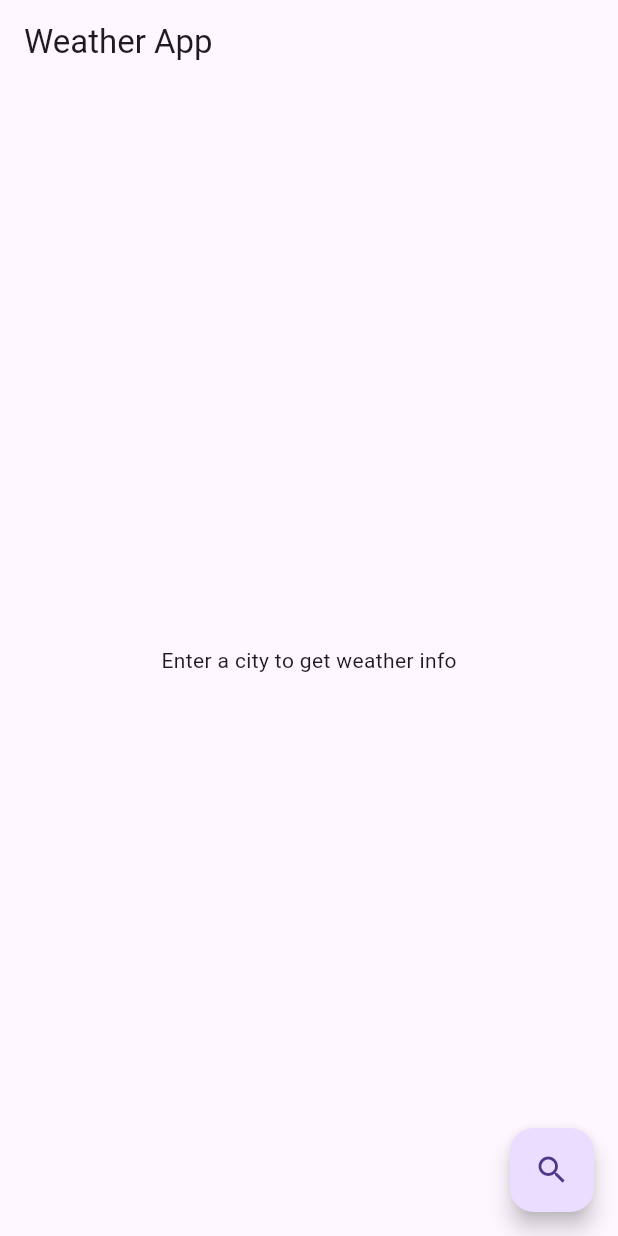
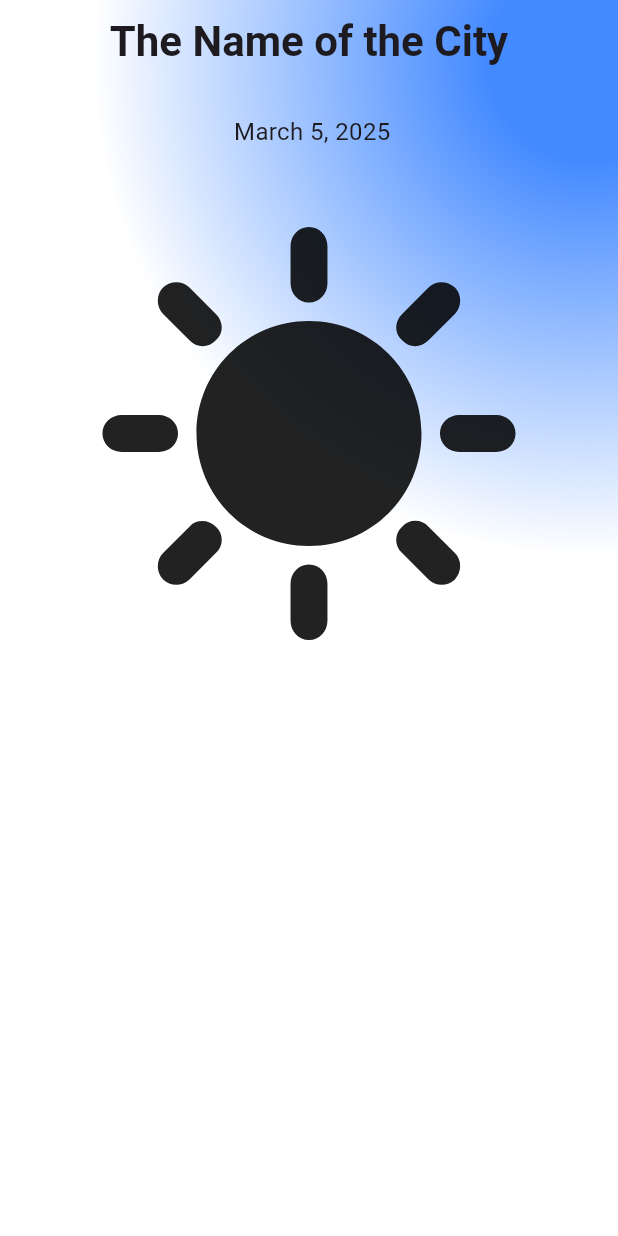
Before and after one commit to Mustafa-Mohamed26/weather_app, a Flutter app: the screen it shows after launch, on a phone screen of 412 x 824 dp. Run offline on Flutter 3.47's test engine with Material 3 defaults, Android fonts, the phone set to English and light mode, and no system bars; our stand-ins replace geocoding, geolocator, shared_preferences, sqflite; accounts and stored records are empty.

Commit message:
adding theme provider

```diff
--- a/lib/Pages/home_page.dart
+++ b/lib/Pages/home_page.dart
@@ -1,58 +1,123 @@
 import 'package:flutter/material.dart';
+import 'package:intl/intl.dart';
 import 'package:provider/provider.dart';
-import 'package:intl/intl.dart'; // Import intl package
-import '../providers/weather_provider.dart';
+import 'package:weather_app/Providers/theme_provider.dart';
 
 class HomeScreen extends StatelessWidget {
   const HomeScreen({super.key});
 
   @override
   Widget build(BuildContext context) {
-    final weatherProvider = Provider.of<WeatherProvider>(context);
+    final themeProvider = Provider.of<ThemeProvider>(context);
+    // Get the current date and format it
+    String formattedDate = DateFormat(' MMMM d, yyyy').format(DateTime.now());
+    return Scaffold(
+      extendBodyBehindAppBar: true,
+      appBar: AppBar(
+        title: Text(
+          "The Name of the City",
+          style: TextStyle(
+            fontSize: 28,
+            fontWeight: FontWeight.bold,
+          ),
+        ),
+        centerTitle: true,
+        backgroundColor: Colors.transparent,
 
-    // Get the current date and format it
-    String formattedDate = DateFormat('EEEE, MMMM d, yyyy').format(DateTime.now());
-
-    return Scaffold(
-      appBar: AppBar(title: Text("Weather App")),
-      body: Center(
-        child: weatherProvider.isLoading
-            ? CircularProgressIndicator()
-            : weatherProvider.weather == null
-                ? Text("Enter a city to get weather info")
-                : Column(
-                    mainAxisAlignment: MainAxisAlignment.center,
+      ),
+      body: Container(
+        decoration: BoxDecoration(
+          gradient: RadialGradient(
+            colors: [
+              Colors.blueAccent,
+              Colors.white,
+            ],
+            center: Alignment(0.9, -0.9),
+            radius: 0.8,
+            stops: [0.2, 1.0],
+          ),
+        ),
+        child: Padding(
+          padding: EdgeInsets.all(16),
+          child: Column(
             children: [
-                      Text(
-                        weatherProvider.weather?.city ?? "Unknown City",
-                        style: TextStyle(fontSize: 30),
+              SizedBox(
+                height: 50,
               ),
-                      SizedBox(height: 8), // Add some spacing
+              SizedBox(height: 10),
               Text(
                 formattedDate, // Display formatted date
-                        style: TextStyle(fontSize: 18, fontWeight: FontWeight.w500),
+                style: TextStyle(fontSize: 16),
               ),
-                      SizedBox(height: 8),
-                      Text(
-                        "${weatherProvider.weather?.temperature?.toStringAsFixed(1) ?? '--'}°C",
-                        style: TextStyle(fontSize: 50),
-                      ),
-                      Text(weatherProvider.weather?.description ?? "No description"),
-                      if (weatherProvider.weather?.icon != null)
-                        Image.network(
-                          "https://openweathermap.org/img/wn/${weatherProvider.weather!.icon}@2x.png",
-                        ),
-                      Text("Humidity: ${weatherProvider.weather?.humidity ?? '--'}%"),
-                      Text("Wind: ${weatherProvider.weather?.windSpeed ?? '--'} m/s"),
+              SizedBox(height: 40),
+              Icon(Icons.sunny, size: 300),
+              SizedBox(width: 10),
+              Row(
+                children: [],
+              )
             ],
           ),
         ),
-      floatingActionButton: FloatingActionButton(
-        onPressed: () {
-          weatherProvider.fetchWeather("Alexandria");
-        },
-        child: Icon(Icons.search),
       ),
     );
   }
 }
+
+// import 'package:flutter/material.dart';
+// import 'package:provider/provider.dart';
+// import 'package:intl/intl.dart'; // Import intl package
+// import '../providers/weather_provider.dart';
+
+// class HomeScreen extends StatelessWidget {
+//   const HomeScreen({super.key});
+
+//   @override
+//   Widget build(BuildContext context) {
+//     final weatherProvider = Provider.of<WeatherProvider>(context);
+
+//     // Get the current date and format it
+//     String formattedDate = DateFormat('EEEE, MMMM d, yyyy').format(DateTime.now());
+
+//     return Scaffold(
+//       appBar: AppBar(title: Text("Weather App")),
+//       body: Center(
+//         child: weatherProvider.isLoading
+//             ? CircularProgressIndicator()
+//             : weatherProvider.weather == null
+//                 ? Text("Enter a city to get weather info")
+//                 : Column(
+//                     mainAxisAlignment: MainAxisAlignment.center,
+//                     children: [
+//                       Text(
+//                         weatherProvider.weather?.city ?? "Unknown City",
+//                         style: TextStyle(fontSize: 30),
+//                       ),
+//                       SizedBox(height: 8), // Add some spacing
+//                       Text(
+//                         formattedDate, // Display formatted date
+//                         style: TextStyle(fontSize: 18, fontWeight: FontWeight.w500),
+//                       ),
+//                       SizedBox(height: 8),
+//                       Text(
+//                         "${weatherProvider.weather?.temperature?.toStringAsFixed(1) ?? '--'}°C",
+//                         style: TextStyle(fontSize: 50),
+//                       ),
+//                       Text(weatherProvider.weather?.description ?? "No description"),
+//                       if (weatherProvider.weather?.icon != null)
+//                         Image.network(
+//                           "https://openweathermap.org/img/wn/${weatherProvider.weather!.icon}@2x.png",
+//                         ),
+//                       Text("Humidity: ${weatherProvider.weather?.humidity ?? '--'}%"),
+//                       Text("Wind: ${weatherProvider.weather?.windSpeed ?? '--'} m/s"),
+//                     ],
+//                   ),
+//       ),
+//       floatingActionButton: FloatingActionButton(
+//         onPressed: () {
+//           weatherProvider.fetchWeather("Alexandria");
+//         },
+//         child: Icon(Icons.search),
+//       ),
+//     );
+//   }
+// }
--- /dev/null
+++ b/lib/Providers/theme_provider.dart
@@ -0,0 +1,46 @@
+import 'package:flutter/material.dart';
+import 'package:shared_preferences/shared_preferences.dart';
+
+class ThemeProvider with ChangeNotifier {
+  ThemeMode _themeMode = ThemeMode.system;
+
+  ThemeMode get themeMode => _themeMode;
+
+  ThemeProvider() {
+    _loadThemeMode();
+  }
+
+  /// Toggle the theme mode between dark and light, and store the new mode to
+  /// the local storage. This also notifies the listeners of the change.
+  ///
+  /// [isDarkMode] is true if the theme should be set to dark mode, and false
+  /// if it should be set to light mode.
+  void toggleTheme(bool isDarkMode) {
+    _themeMode = isDarkMode ? ThemeMode.dark : ThemeMode.light;
+    _saveThemeMode();
+    notifyListeners();
+  }
+
+  /// Loads the theme mode from local storage and updates the [_themeMode].
+  ///
+  /// Retrieves the 'isDarkMode' preference from [SharedPreferences]. If the
+  /// preference is not set, defaults to light mode. Notifies listeners of the
+  /// change.
+
+  void _loadThemeMode() async {
+    final prefs = await SharedPreferences.getInstance();
+    final isDarkMode = prefs.getBool('isDarkMode') ?? false;
+    _themeMode = isDarkMode ? ThemeMode.dark : ThemeMode.light;
+    notifyListeners();
+  }
+
+  /// Saves the [_themeMode] to local storage.
+  //
+  /// Stores the 'isDarkMode' preference in [SharedPreferences], with the value
+  /// being true if [_themeMode] is [ThemeMode.dark], and false if it is
+  /// [ThemeMode.light].
+  void _saveThemeMode() async {
+    final prefs = await SharedPreferences.getInstance();
+    prefs.setBool('isDarkMode', _themeMode == ThemeMode.dark);
+  }
+}
--- a/lib/Providers/weather_provider.dart
+++ b/lib/Providers/weather_provider.dart
@@ -2,7 +2,7 @@ import 'package:flutter/material.dart';
 import 'package:geocoding/geocoding.dart';
 import 'package:geolocator/geolocator.dart';
 import 'package:weather_app/core/db_helper.dart';
-import 'package:weather_app/service/weather_service.dart';
+import 'package:weather_app/core/service/weather_service.dart';
 import '../models/weather_model.dart';
 
 class WeatherProvider extends ChangeNotifier {
--- a/lib/main.dart
+++ b/lib/main.dart
@@ -1,6 +1,7 @@
 import 'package:flutter/material.dart';
 import 'package:provider/provider.dart';
 import 'package:weather_app/Pages/home_page.dart';
+import 'package:weather_app/Providers/theme_provider.dart';
 import 'package:weather_app/providers/weather_provider.dart';
 
 void main() {
@@ -8,6 +9,7 @@ void main() {
     MultiProvider(
       providers: [
         ChangeNotifierProvider(create: (context) => WeatherProvider()),
+        ChangeNotifierProvider(create: (context) => ThemeProvider()),
       ],
       child: WeatherApp(),
     ),
@@ -18,8 +20,13 @@ class WeatherApp extends StatelessWidget {
   const WeatherApp({super.key});
   @override
   Widget build(BuildContext context) {
+    final themeProvider = Provider.of<ThemeProvider>(context);
     return MaterialApp(
       debugShowCheckedModeBanner: false,
+      // set up for the Dark mode
+      theme: ThemeData.light(),
+      darkTheme: ThemeData.dark(),
+      themeMode: themeProvider.themeMode,
       home: HomeScreen(),
     );
   }
```
Also changed, not shown: lib/core/constants/images.dart (renamed from lib/constants/images.dart), lib/core/service/weather_service.dart (renamed from lib/service/weather_service.dart), 4 other files. Lines whose indentation alone changed are shown as unchanged.
